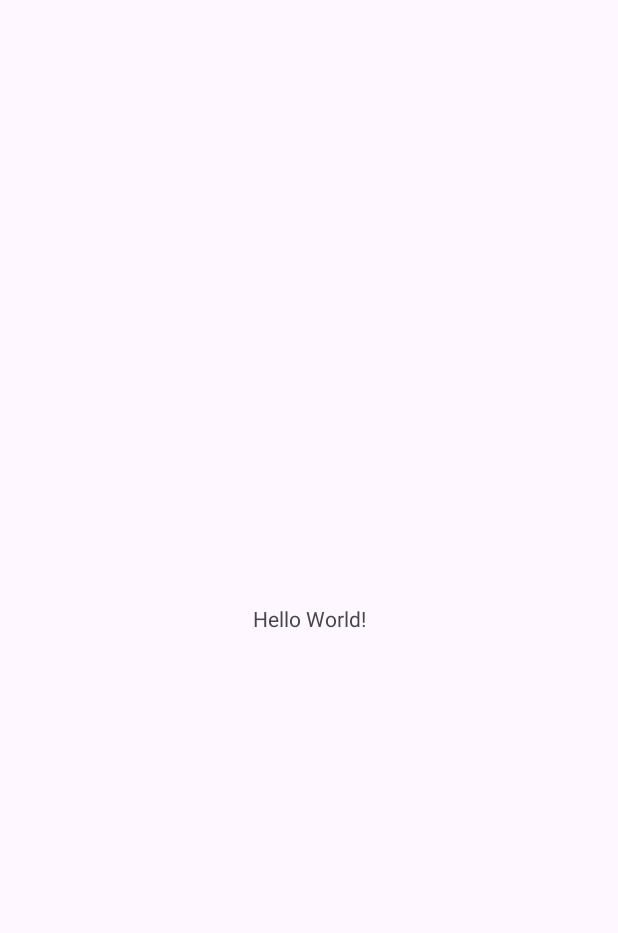
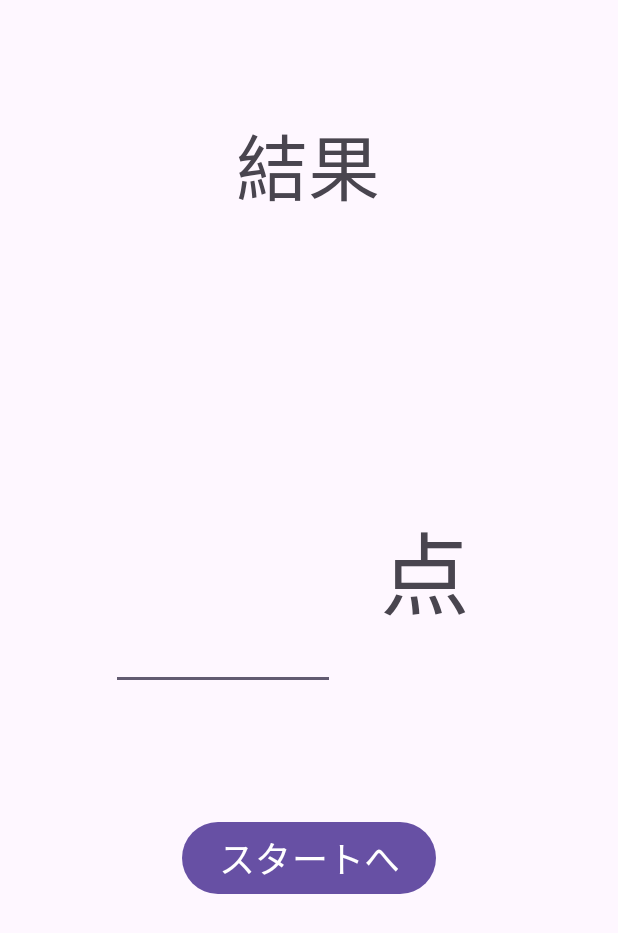
Before and after one commit to konan-pbl-2023/Kanji-quiz, an Android app: the screen it shows after launch (MainActivity), on a phone screen of 412 x 824 dp. Before the commit the part shown is almost empty. Shown: the top 933 px of the screen. Run offline under Robolectric (Android 15) with nearby library versions, the phone set to English and light mode, and no system bars.

Commit message:
結果画面 競合してしまうのでおいておいてください

```diff
--- a/app/src/main/res/layout/activity_main.xml
+++ b/app/src/main/res/layout/activity_main.xml
@@ -6,13 +6,55 @@
     android:layout_height="match_parent"
     tools:context=".MainActivity">
 
-    <TextView
+    <Button
+        android:id="@+id/startButton"
         android:layout_width="wrap_content"
         android:layout_height="wrap_content"
-        android:text="Hello World!"
+        android:layout_marginBottom="224dp"
+        android:text="スタートへ"
+        android:textSize="24sp"
         app:layout_constraintBottom_toBottomOf="parent"
         app:layout_constraintEnd_toEndOf="parent"
         app:layout_constraintStart_toStartOf="parent"
-        app:layout_constraintTop_toTopOf="parent" />
+        app:layout_constraintTop_toBottomOf="@+id/result"
+        app:layout_constraintVertical_bias="1.0" />
+
+    <TextView
+        android:id="@+id/result"
+        android:layout_width="wrap_content"
+        android:layout_height="wrap_content"
+        android:text="結果"
+        android:textSize="48sp"
+        app:layout_constraintBottom_toBottomOf="parent"
+        app:layout_constraintEnd_toEndOf="parent"
+        app:layout_constraintHorizontal_bias="0.498"
+        app:layout_constraintStart_toStartOf="parent"
+        app:layout_constraintTop_toTopOf="parent"
+        app:layout_constraintVertical_bias="0.098" />
+
+    <TextView
+        android:id="@+id/point"
+        android:layout_width="108dp"
+        android:layout_height="92dp"
+        android:layout_marginEnd="80dp"
+        android:text="  点"
+        android:textSize="60sp"
+        app:layout_constraintBottom_toBottomOf="parent"
+        app:layout_constraintEnd_toEndOf="parent"
+        app:layout_constraintTop_toBottomOf="@+id/result"
+        app:layout_constraintVertical_bias="0.323" />
+
+    <EditText
+        android:id="@+id/score"
+        android:layout_width="149dp"
+        android:layout_height="91dp"
+        android:ems="10"
+        android:inputType="number"
+        app:layout_constraintBottom_toTopOf="@+id/startButton"
+        app:layout_constraintEnd_toEndOf="parent"
+        app:layout_constraintHorizontal_bias="0.282"
+        app:layout_constraintStart_toStartOf="parent"
+        app:layout_constraintTop_toBottomOf="@+id/result"
+        app:layout_constraintVertical_bias="0.727" />
 
 </androidx.constraintlayout.widget.ConstraintLayout>
```
